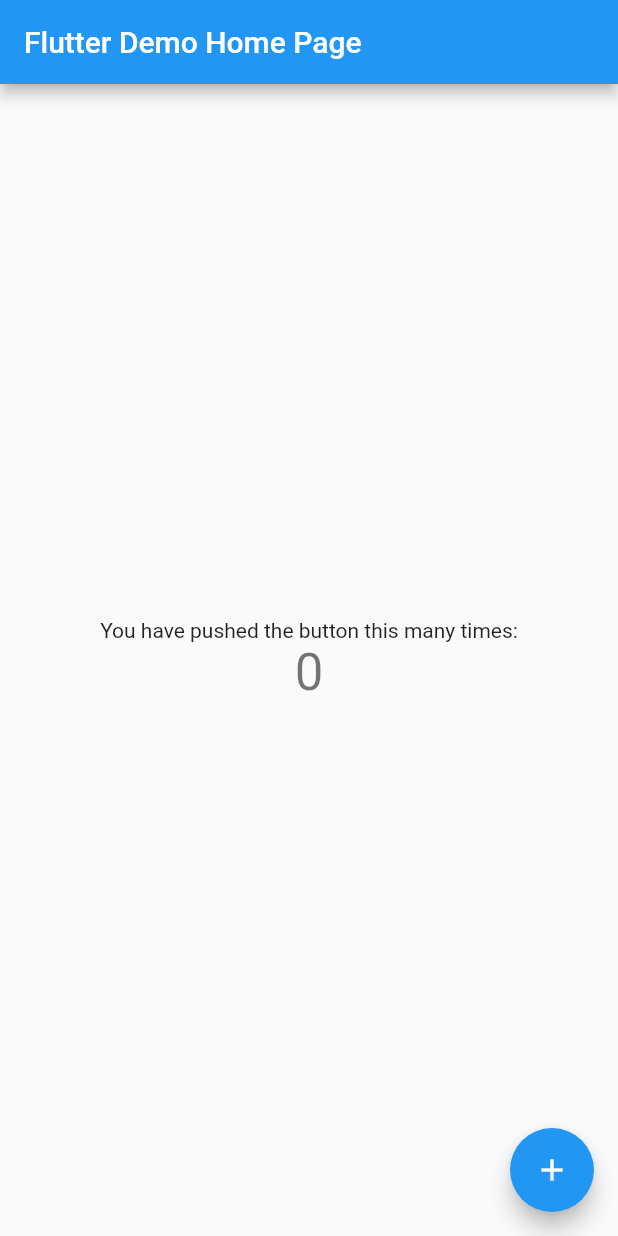
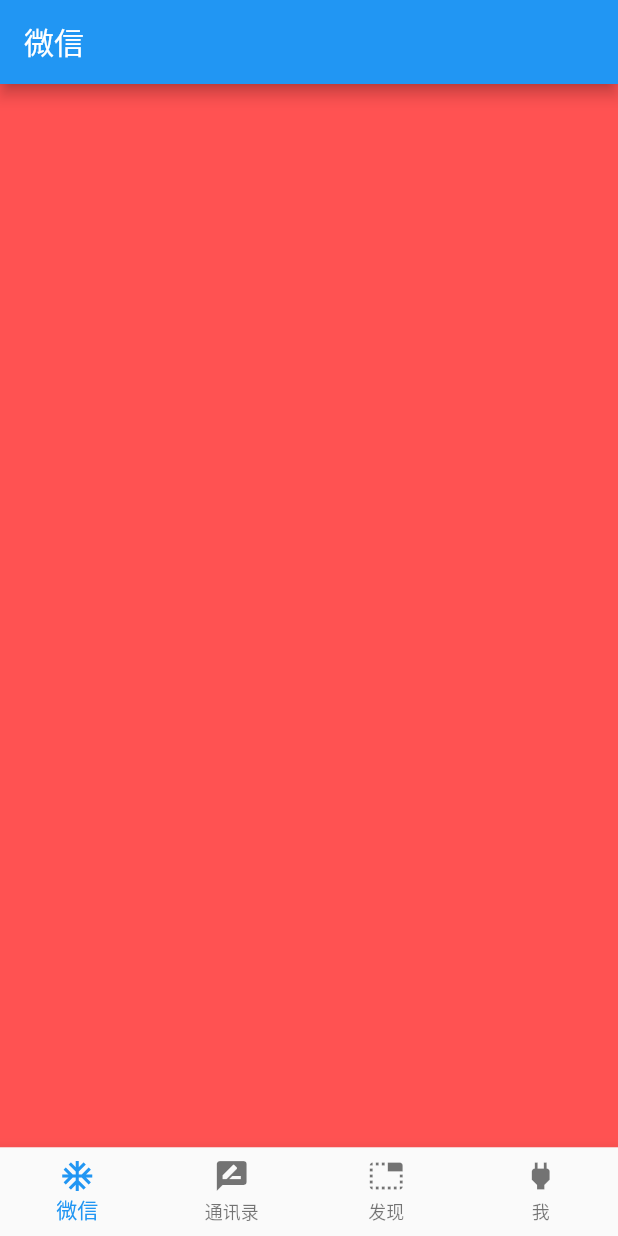
Before and after one commit to mengfa/wechat, a Flutter app: the screen it shows after launch, on a phone screen of 412 x 824 dp. Run offline on Flutter 3.47's test engine with Material 2 defaults, Android fonts, the phone set to English and light mode, and no system bars.

Commit message:
03 done 加入基础的BottomNavigationBar组件

```diff
--- /dev/null
+++ b/lib/home/home_screen.dart
@@ -0,0 +1,83 @@
+import 'package:flutter/material.dart';
+
+class NavigationIconView {
+  final String _title;
+  final Widget _icon;
+  final Widget _activeIcon;
+  final BottomNavigationBarItem item;
+
+  NavigationIconView({String title, Widget icon, Widget activeIcon}) :
+      _title = title,
+      _icon = icon,
+      _activeIcon = activeIcon,
+      item = BottomNavigationBarItem(
+        icon: icon,
+        activeIcon: activeIcon,
+        title: new Text(title),
+        backgroundColor: Colors.white
+      );
+
+}
+
+class HomeScreen extends StatefulWidget {
+
+  @override
+  _HomeScreenState createState() => _HomeScreenState();
+
+}
+
+
+class _HomeScreenState extends State<HomeScreen> {
+  List<NavigationIconView> _navigationViews;
+
+  void initState(){
+    super.initState();
+    _navigationViews = [
+      NavigationIconView(
+        title: '微信',
+        icon: Icon(Icons.ac_unit),
+
+      ),
+      NavigationIconView(
+        title: '通讯录',
+        icon: Icon(Icons.rate_review),
+
+      ),
+      NavigationIconView(
+        title: '发现',
+        icon: Icon(Icons.tab_unselected),
+
+      ),
+      NavigationIconView(
+        title: '我',
+        icon: Icon(Icons.power),
+
+      ),
+    ];
+  }
+
+
+  @override
+  Widget build(BuildContext context) {
+    final BottomNavigationBar botNavBar = BottomNavigationBar(
+      items: _navigationViews.map((NavigationIconView view){
+        return view.item;
+      }).toList(),
+      currentIndex: 0,
+      type: BottomNavigationBarType.fixed,
+      onTap: (int index){
+        print('点击的是第$index个Tab');
+      },
+
+    );
+    return Scaffold(
+      appBar: AppBar(
+        title: Text('微信'),
+      ),
+      body: Container(
+        color: Colors.redAccent,
+      ),
+      bottomNavigationBar: botNavBar,
+    );
+  }
+}
--- a/lib/main.dart
+++ b/lib/main.dart
@@ -1,109 +1,8 @@
 import 'package:flutter/material.dart';
 
-void main() => runApp(new MyApp());
+import './home/home_screen.dart';
 
-class MyApp extends StatelessWidget {
-  // This widget is the root of your application.
-  @override
-  Widget build(BuildContext context) {
-    return new MaterialApp(
-      title: 'Flutter Demo',
-      theme: new ThemeData(
-        // This is the theme of your application.
-        //
-        // Try running your application with "flutter run". You'll see the
-        // application has a blue toolbar. Then, without quitting the app, try
-        // changing the primarySwatch below to Colors.green and then invoke
-        // "hot reload" (press "r" in the console where you ran "flutter run",
-        // or press Run > Flutter Hot Reload in IntelliJ). Notice that the
-        // counter didn't reset back to zero; the application is not restarted.
-        primarySwatch: Colors.blue,
-      ),
-      home: new MyHomePage(title: 'Flutter Demo Home Page'),
-    );
-  }
-}
-
-class MyHomePage extends StatefulWidget {
-  MyHomePage({Key key, this.title}) : super(key: key);
-
-  // This widget is the home page of your application. It is stateful, meaning
-  // that it has a State object (defined below) that contains fields that affect
-  // how it looks.
-
-  // This class is the configuration for the state. It holds the values (in this
-  // case the title) provided by the parent (in this case the App widget) and
-  // used by the build method of the State. Fields in a Widget subclass are
-  // always marked "final".
-
-  final String title;
-
-  @override
-  _MyHomePageState createState() => new _MyHomePageState();
-}
-
-class _MyHomePageState extends State<MyHomePage> {
-  int _counter = 0;
-
-  void _incrementCounter() {
-    setState(() {
-      // This call to setState tells the Flutter framework that something has
-      // changed in this State, which causes it to rerun the build method below
-      // so that the display can reflect the updated values. If we changed
-      // _counter without calling setState(), then the build method would not be
-      // called again, and so nothing would appear to happen.
-      _counter++;
-    });
-  }
-
-  @override
-  Widget build(BuildContext context) {
-    // This method is rerun every time setState is called, for instance as done
-    // by the _incrementCounter method above.
-    //
-    // The Flutter framework has been optimized to make rerunning build methods
-    // fast, so that you can just rebuild anything that needs updating rather
-    // than having to individually change instances of widgets.
-    return new Scaffold(
-      appBar: new AppBar(
-        // Here we take the value from the MyHomePage object that was created by
-        // the App.build method, and use it to set our appbar title.
-        title: new Text(widget.title),
-      ),
-      body: new Center(
-        // Center is a layout widget. It takes a single child and positions it
-        // in the middle of the parent.
-        child: new Column(
-          // Column is also layout widget. It takes a list of children and
-          // arranges them vertically. By default, it sizes itself to fit its
-          // children horizontally, and tries to be as tall as its parent.
-          //
-          // Invoke "debug paint" (press "p" in the console where you ran
-          // "flutter run", or select "Toggle Debug Paint" from the Flutter tool
-          // window in IntelliJ) to see the wireframe for each widget.
-          //
-          // Column has various properties to control how it sizes itself and
-          // how it positions its children. Here we use mainAxisAlignment to
-          // center the children vertically; the main axis here is the vertical
-          // axis because Columns are vertical (the cross axis would be
-          // horizontal).
-          mainAxisAlignment: MainAxisAlignment.center,
-          children: <Widget>[
-            new Text(
-              'You have pushed the button this many times:',
-            ),
-            new Text(
-              '$_counter',
-              style: Theme.of(context).textTheme.display1,
-            ),
-          ],
-        ),
-      ),
-      floatingActionButton: new FloatingActionButton(
-        onPressed: _incrementCounter,
-        tooltip: 'Increment',
-        child: new Icon(Icons.add),
-      ), // This trailing comma makes auto-formatting nicer for build methods.
-    );
-  }
-}
+void main() => runApp(MaterialApp(
+  title: '微信',
+  home: HomeScreen(),
+));
```
